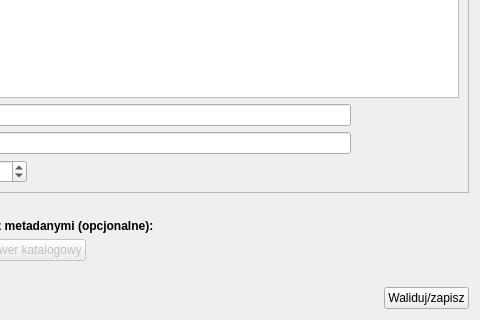
envirosolutionspl/wtyczka_qgis_app, file modules/metadata/views/ui/metadane_dialog_base.ui: the form before one commit; both pictures show x 212 to 692 and y 280 to 600 of the 692 by 600 pixel window.
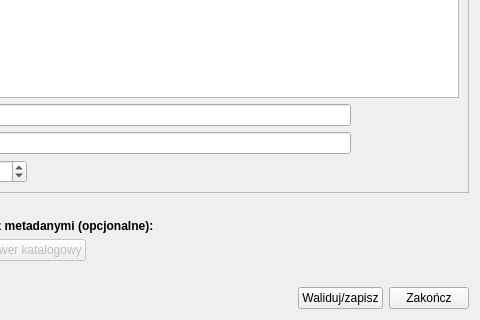
The form after the commit. Custom widgets are drawn as their Qt base class.

Commit message: przycisk Zakończ w metadanych

Diff of the .ui file:
```diff
--- a/modules/metadata/views/ui/metadane_dialog_base.ui
+++ b/modules/metadata/views/ui/metadane_dialog_base.ui
@@ -349,6 +349,16 @@
          </property>
         </widget>
        </item>
+       <item>
+        <widget class="QPushButton" name="close_btn">
+         <property name="enabled">
+          <bool>true</bool>
+         </property>
+         <property name="text">
+          <string>Zakończ</string>
+         </property>
+        </widget>
+       </item>
       </layout>
      </item>
     </layout>
```
The commit also changes 4 other files.
